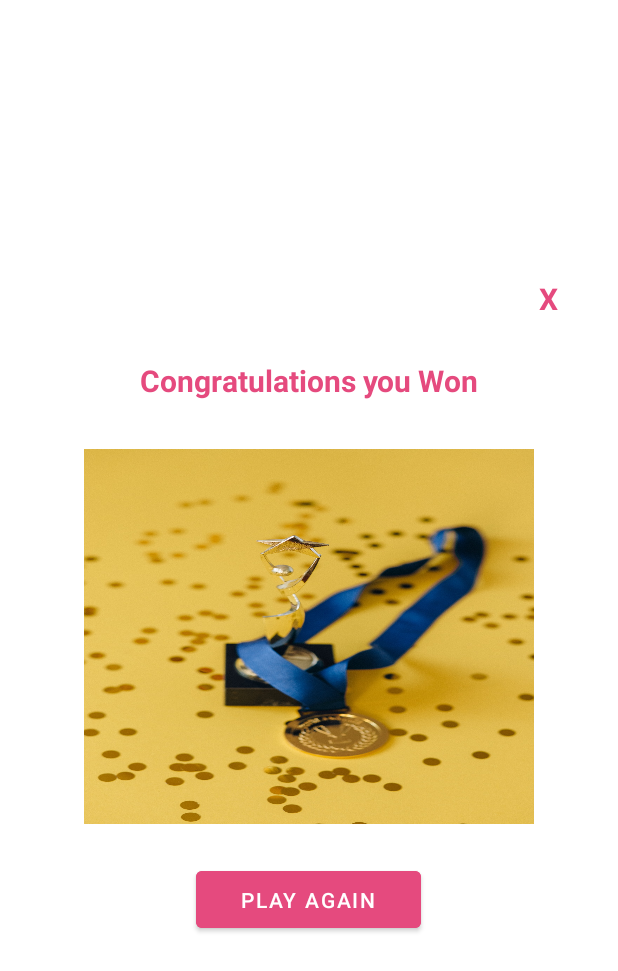
After one commit to DimitrisGalanis/Android_Java, an Android app: the layout costum_popup.xml on its own in the app's theme, with its tools: preview values and no code run, on a phone screen of 412 x 824 dp. The commit adds this screen. Shown: the top 971 px of the screen. Run offline under Robolectric (Android 15) with nearby library versions, the phone set to English and light mode, and no system bars; network calls fail.

Commit message:
windows popup added

```diff
--- /dev/null
+++ b/app/src/main/res/layout/costum_popup.xml
@@ -0,0 +1,51 @@
+<?xml version="1.0" encoding="utf-8"?>
+<LinearLayout xmlns:android="http://schemas.android.com/apk/res/android"
+    android:orientation="vertical"
+    android:layout_width="350dp"
+    android:layout_height="455dp"
+    android:background="@color/white"
+    android:layout_gravity="center"
+    >
+
+    <TextView
+        android:id="@+id/finish"
+        android:layout_width="30dp"
+        android:layout_height="30dp"
+        android:layout_gravity="end"
+        android:gravity="center"
+        android:text="@string/x"
+        android:textColor="#e54a7e"
+        android:textSize="20sp"
+        android:textStyle="bold" />
+
+    <TextView
+        android:layout_width="250dp"
+        android:layout_height="40dp"
+        android:textStyle="bold"
+        android:textColor="#e54a7e"
+        android:text="@string/won"
+        android:layout_marginTop="20dp"
+        android:layout_gravity="center"
+        android:gravity="center"
+        android:textSize="20sp"
+    />
+
+    <ImageView
+        android:layout_width="300dp"
+        android:layout_height="250dp"
+        android:background="@drawable/tr1"
+        android:layout_margin="25dp"
+        android:contentDescription="@string/trophy"
+    />
+
+    <Button
+        android:id="@+id/ID_playBTN"
+        android:layout_width="150dp"
+        android:layout_height="50dp"
+        android:layout_gravity="center"
+        android:backgroundTint="#e54a7e"
+        android:text="@string/play_again"
+    />
+
+
+</LinearLayout>
--- a/app/src/main/res/values/strings.xml
+++ b/app/src/main/res/values/strings.xml
@@ -10,6 +10,12 @@
     <string name="tryBTN">Check Word</string>
     <string name="signupBTN">Sign Up</string>
     <string name="confirm_password">Confirm Password</string>
+    <string name="x">X</string>
+    <string name="won">Congratulations you Won</string>
+    <string name="play_again">Play Again</string>
+    <string name="trophy">Trophy</string>
+    <string name="fail">You Lost</string>
+
 
 
 </resources>
```
Also changed, not shown: app/src/main/java/com/example/aeks/Wordle.java (+91 -20 lines), app/src/main/res/layout/activity_main.xml (+3 -4 lines), app/src/main/res/layout/fail_popup.xml (added, +51 -0 lines), app/src/main/res/drawable/f.jpg (added), app/src/main/res/drawable/tr1.jpg (added).
